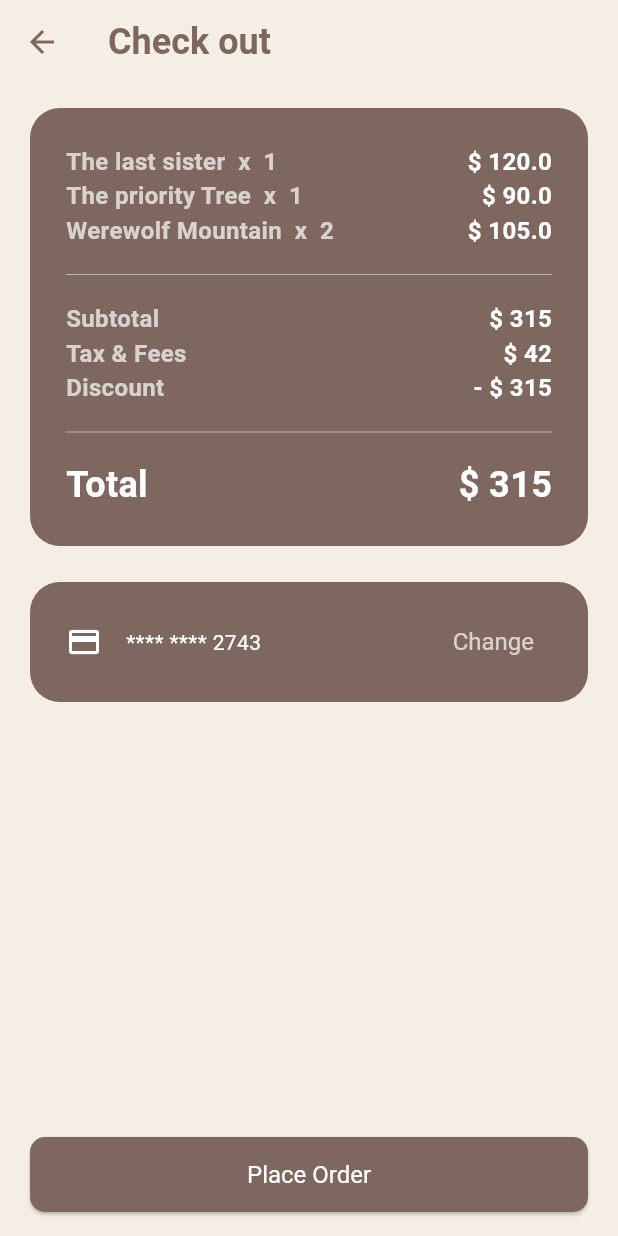
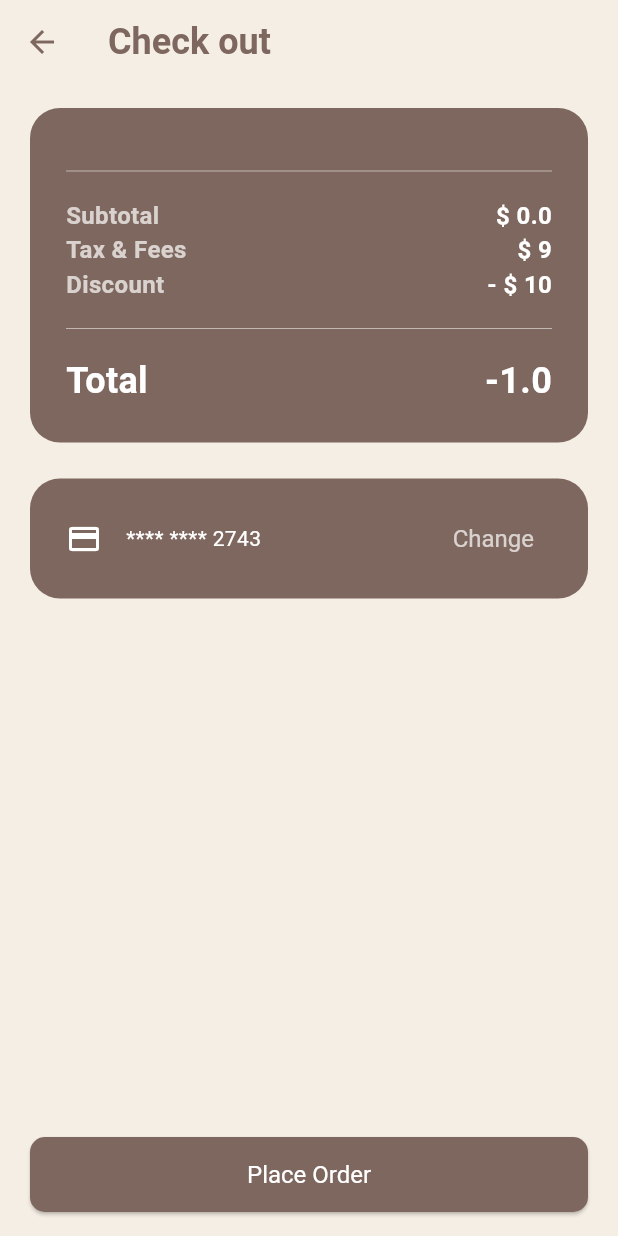
Before and after one commit to Grifon333/books_bart, a Flutter app: the OrderWidget screen opened by its route, after a tap on "Change", on a phone screen of 412 x 824 dp. Run offline on Flutter 3.47's test engine with Material 3 defaults, Android fonts, the light colour scheme and no system bars; our stand-ins replace cloud_firestore, firebase_auth, firebase_core, firebase_storage, flutter_secure_storage, flutter_slidable and 2 more; accounts and stored records are empty; generated files the repository leaves out were written again.

Commit message:
Add model for OrderScreen.

```diff
--- a/lib/ui/navigation/main_navigation.dart
+++ b/lib/ui/navigation/main_navigation.dart
@@ -104,4 +104,8 @@ class MainNavigation {
   void goToOrderScreen(BuildContext context) {
     Navigator.of(context).pushNamed(MainNavigationNameRoute.order);
   }
+
+  void popFromOrderScreen(BuildContext context) {
+    Navigator.of(context).pop();
+  }
 }
--- a/lib/ui/widgets/cart/cart_view_model.dart
+++ b/lib/ui/widgets/cart/cart_view_model.dart
@@ -24,6 +24,7 @@ class CartViewModel extends ChangeNotifier {
   }
 
   Future<void> _init() async {
+    _state.booksInfo.clear();
     Map<String, BookInOrder> booksInOrder =
         await _orderRepository.getBooksInOrder();
     for (var bookInOrderEntry in booksInOrder.entries) {
@@ -79,6 +80,10 @@ class CartViewModel extends ChangeNotifier {
   void onPressedOrder() {
     _mainNavigation.goToOrderScreen(context);
   }
+
+  Future<void> onRefresh() async {
+    await _init();
+  }
 }
 
 class BookInfo {
--- a/lib/ui/widgets/order/order_view_model.dart
+++ b/lib/ui/widgets/order/order_view_model.dart
@@ -1,7 +1,87 @@
+import 'package:books_bart/domain/entity/book.dart';
+import 'package:books_bart/domain/entity/book_in_order.dart';
+import 'package:books_bart/domain/entity/variant_of_book.dart';
+import 'package:books_bart/domain/repositories/book_repository.dart';
+import 'package:books_bart/domain/repositories/order_repository.dart';
+import 'package:books_bart/ui/navigation/main_navigation.dart';
 import 'package:flutter/material.dart';
+
+class OrderState {
+  List<BookInfo> booksInfo = [];
+  String subtotal = '';
+  String taxes = '';
+  String discount = '';
+  String total = '';
+}
 
 class OrderViewModel extends ChangeNotifier {
   final BuildContext context;
+  final OrderRepository _orderRepository = OrderRepository();
+  final BookRepository _bookRepository = BookRepository();
+  final MainNavigation _mainNavigation = MainNavigation();
+  final OrderState _state = OrderState();
 
-  OrderViewModel(this.context);
+  OrderState get state => _state;
+
+  OrderViewModel(this.context) {
+    _init();
+  }
+
+  Future<void> _init() async {
+    Map<String, BookInOrder> booksInOrder =
+        await _orderRepository.getBooksInOrder();
+    for (var bookInOrder in booksInOrder.values) {
+      var bookInfo = await _getBookInfoById(bookInOrder.idBook);
+      Book book = bookInfo[0];
+      VariantOfBook variantOfBook = (bookInfo[1]
+          as Map<String, VariantOfBook>)[bookInOrder.idVariantOfBook]!;
+      _state.booksInfo.add(
+        BookInfo(
+          title: book.title,
+          price: variantOfBook.price * bookInOrder.count,
+          count: bookInOrder.count,
+        ),
+      );
+    }
+    _calculateTotalPrice();
+    notifyListeners();
+  }
+
+  Future<List<dynamic>> _getBookInfoById(String bookId) async {
+    return await _bookRepository.getBookInfoById(bookId);
+  }
+
+  void _calculateTotalPrice() {
+    double subtotal = 0;
+    for (BookInfo bookInfo in _state.booksInfo) {
+      subtotal += bookInfo.price;
+    }
+    _state.subtotal = '\$ $subtotal';
+    _state.taxes = '\$ 9';
+    _state.discount = '- \$ 10';
+    double totalPrice = subtotal + 9 - 10;
+    _state.total = '$totalPrice';
+  }
+
+  Future<void> onPressedSubmitOrder() async {
+    await _orderRepository.submitOrder();
+    if (!context.mounted) return;
+    _mainNavigation.popFromOrderScreen(context);
+  }
 }
+
+class BookInfo {
+  String title;
+  double price;
+  int count;
+
+  String get countStr => '$count';
+
+  String get priceStr => '$price';
+
+  BookInfo({
+    required this.title,
+    required this.price,
+    required this.count,
+  });
+}
--- a/lib/ui/widgets/order/order_widget.dart
+++ b/lib/ui/widgets/order/order_widget.dart
@@ -1,4 +1,6 @@
+import 'package:books_bart/ui/widgets/order/order_view_model.dart';
 import 'package:flutter/material.dart';
+import 'package:provider/provider.dart';
 
 class OrderWidget extends StatelessWidget {
   const OrderWidget({super.key});
@@ -111,22 +113,15 @@ class _BooksListWidget extends StatelessWidget {
 
   @override
   Widget build(BuildContext context) {
-    final List<String> booksTitle = [
-      'The last sister',
-      'The priority Tree',
-      'Werewolf Mountain',
-    ];
-    final List<int> booksCount = [1, 1, 2];
-    final List<double> booksPrice = [120, 90, 105];
+    List<BookInfo> booksInfo = context.watch<OrderViewModel>().state.booksInfo;
     return Column(
-      children: [
-        ...List.generate(
-          booksTitle.length,
-          (index) => _RowInfoWidget(
-              title: '${booksTitle[index]}  x  ${booksCount[index]}',
-              info: '\$ ${booksPrice[index]}'),
+      children: List.generate(
+        booksInfo.length,
+        (index) => _RowInfoWidget(
+          title: '${booksInfo[index].title}  x  ${booksInfo[index].countStr}',
+          info: '\$ ${booksInfo[index].price}',
         ),
-      ],
+      ),
     );
   }
 }
@@ -136,11 +131,12 @@ class _PriceInfoWidget extends StatelessWidget {
 
   @override
   Widget build(BuildContext context) {
-    return const Column(
+    final state = context.watch<OrderViewModel>().state;
+    return Column(
       children: [
-        _RowInfoWidget(title: 'Subtotal', info: '\$ 315'),
-        _RowInfoWidget(title: 'Tax & Fees', info: '\$ 42'),
-        _RowInfoWidget(title: 'Discount', info: '- \$ 315'),
+        _RowInfoWidget(title: 'Subtotal', info: state.subtotal),
+        _RowInfoWidget(title: 'Tax & Fees', info: state.taxes),
+        _RowInfoWidget(title: 'Discount', info: state.discount),
       ],
     );
   }
@@ -151,9 +147,10 @@ class _TotalPriceWidget extends StatelessWidget {
 
   @override
   Widget build(BuildContext context) {
-    return const _RowInfoWidget(
+    final state = context.watch<OrderViewModel>().state;
+    return _RowInfoWidget(
       title: 'Total',
-      info: '\$ 315',
+      info: state.total,
       size: 24,
       titleColor: Colors.white,
     );
@@ -202,14 +199,11 @@ class _RowInfoWidget extends StatelessWidget {
 class _SubmitOrderButton extends StatelessWidget {
   const _SubmitOrderButton();
 
-  void onPressed() {
-    debugPrint('Place Order');
-  }
-
   @override
   Widget build(BuildContext context) {
+    final model = context.watch<OrderViewModel>();
     return ElevatedButton(
-      onPressed: onPressed,
+      onPressed: model.onPressedSubmitOrder,
       child: const Text(
         'Place Order',
         style: TextStyle(color: Colors.white),
```
Also changed, not shown: lib/domain/api_client/api_client.dart (+30 -0 lines), lib/domain/repositories/order_repository.dart (+16 -1 lines), lib/ui/widgets/cart/cart_widget.dart (+28 -3 lines).
